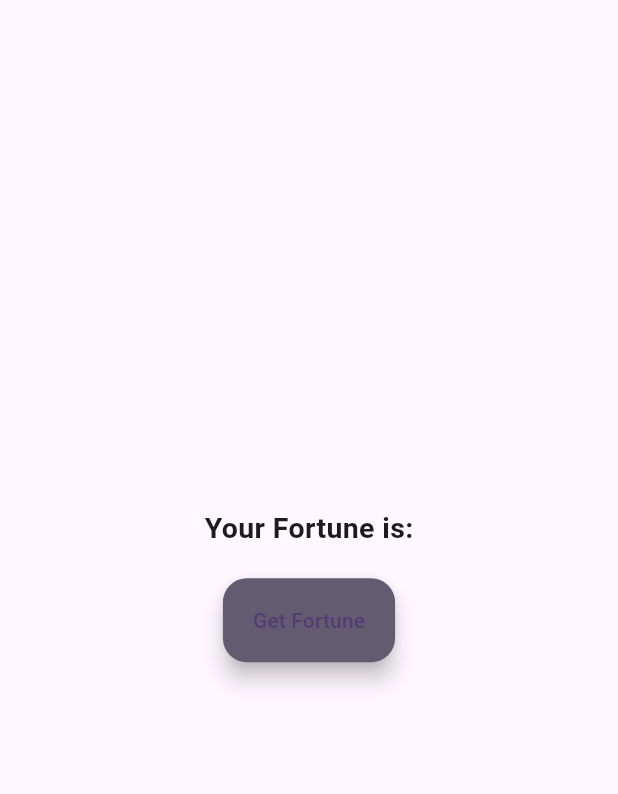
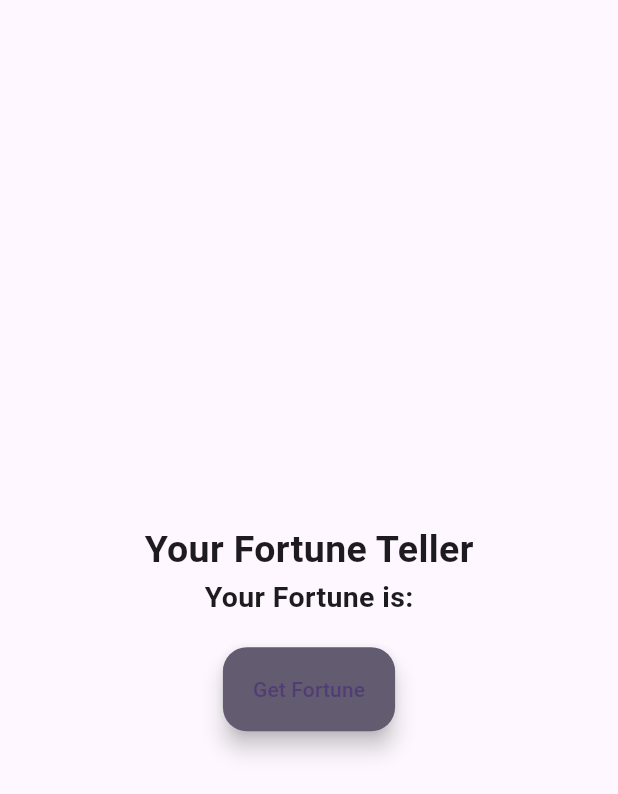
Before and after one commit to SHUBHANKARPOLYGON/fortune-cookie-app, a Flutter app: the screen it shows after launch, on a phone screen of 412 x 824 dp. Shown: the top 794 px of the screen. Run offline on Flutter 3.47's test engine with Material 3 defaults, Android fonts, the phone set to English and light mode, and no system bars.

Commit message:
repeat_2

```diff
--- a/lib/main.dart
+++ b/lib/main.dart
@@ -61,11 +61,17 @@ class _MyHomePageState extends State<MyHomePage> {
   @override
   Widget build(BuildContext context) {
     return Scaffold(
-
+      appBar: AppBar(),
       body: Center(
         child: Column(
           mainAxisAlignment: MainAxisAlignment.center,
           children: <Widget>[
+            Text("Your Fortune Teller",
+            style: TextStyle(
+              fontSize:25,
+              fontWeight: FontWeight.bold,
+            ),),
+
             Text(
               "Your Fortune is:",
               style: TextStyle(
```
